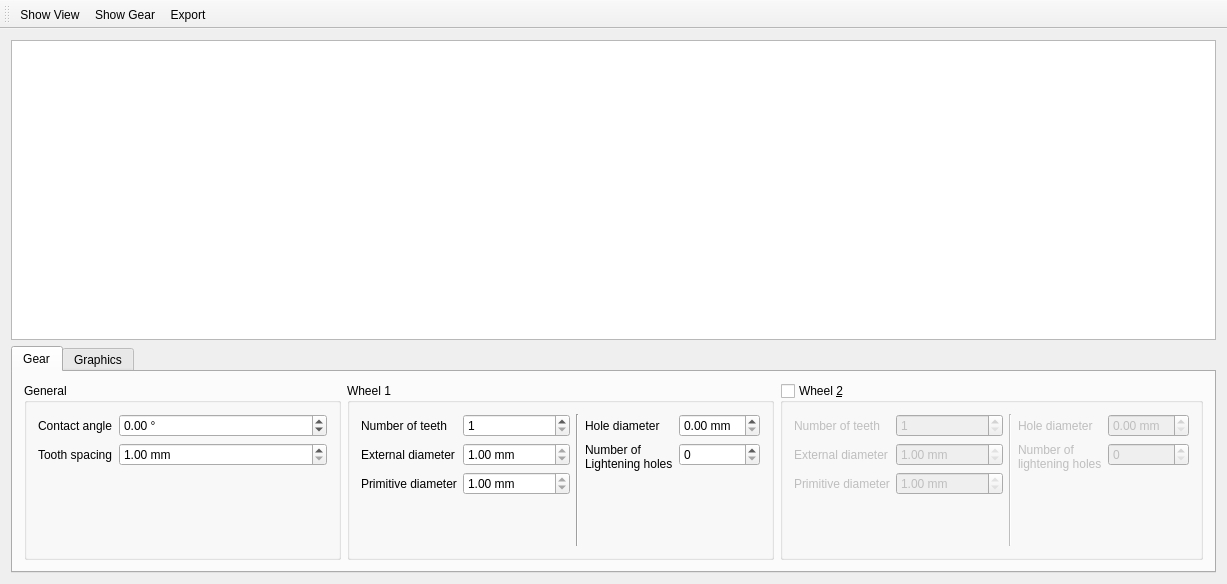
Above: mainwindow.ui from Klafyvel/GearFactory before the change. Below: the same form after it.
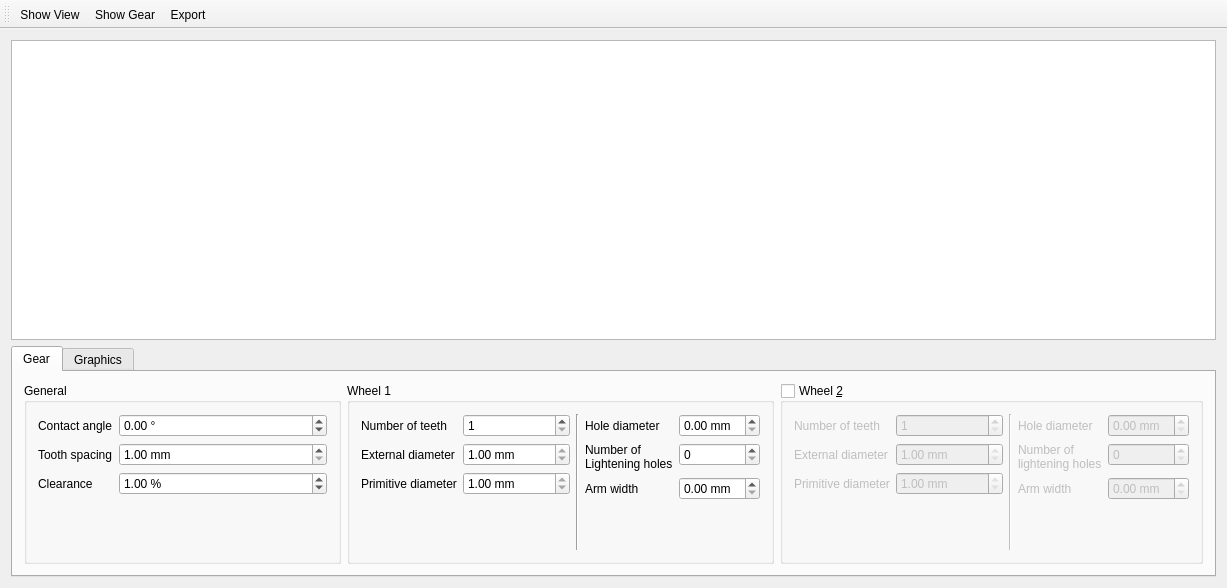
That is the form after the change.

Diff of the .ui file:
```diff
--- a/mainwindow.ui
+++ b/mainwindow.ui
@@ -7,7 +7,7 @@
     <x>0</x>
     <y>0</y>
     <width>1227</width>
-    <height>584</height>
+    <height>588</height>
    </rect>
   </property>
   <property name="windowTitle">
@@ -101,6 +101,23 @@
                </property>
               </widget>
              </item>
+             <item row="2" column="0">
+              <widget class="QLabel" name="clearanceLabel">
+               <property name="text">
+                <string>Clearance</string>
+               </property>
+              </widget>
+             </item>
+             <item row="2" column="1">
+              <widget class="QDoubleSpinBox" name="clearanceDoubleSpinBox">
+               <property name="suffix">
+                <string> %</string>
+               </property>
+               <property name="value">
+                <double>1.000000000000000</double>
+               </property>
+              </widget>
+             </item>
             </layout>
            </item>
           </layout>
@@ -213,6 +230,20 @@
              <item row="1" column="1">
               <widget class="QSpinBox" name="numberOfLighteningHolesSpinBox"/>
              </item>
+             <item row="2" column="0">
+              <widget class="QLabel" name="armWidthLabel">
+               <property name="text">
+                <string>Arm width</string>
+               </property>
+              </widget>
+             </item>
+             <item row="2" column="1">
+              <widget class="QDoubleSpinBox" name="armWidthDoubleSpinBox">
+               <property name="suffix">
+                <string> mm</string>
+               </property>
+              </widget>
+             </item>
             </layout>
            </item>
           </layout>
@@ -331,6 +362,20 @@
                </property>
               </widget>
              </item>
+             <item row="2" column="0">
+              <widget class="QLabel" name="armWidthLabel_2">
+               <property name="text">
+                <string>Arm width</string>
+               </property>
+              </widget>
+             </item>
+             <item row="2" column="1">
+              <widget class="QDoubleSpinBox" name="armWidthDoubleSpinBox_2">
+               <property name="suffix">
+                <string> mm</string>
+               </property>
+              </widget>
+             </item>
             </layout>
            </item>
           </layout>
```
Left out of the diff: 6 changed lines with no effect on the pictures.
